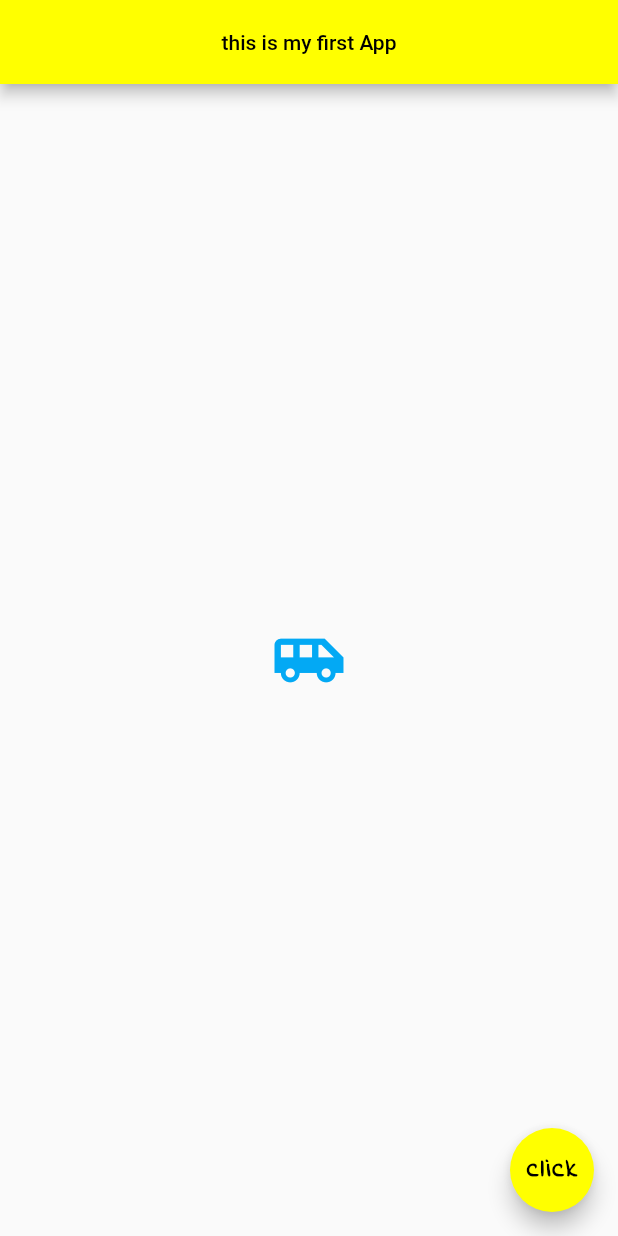
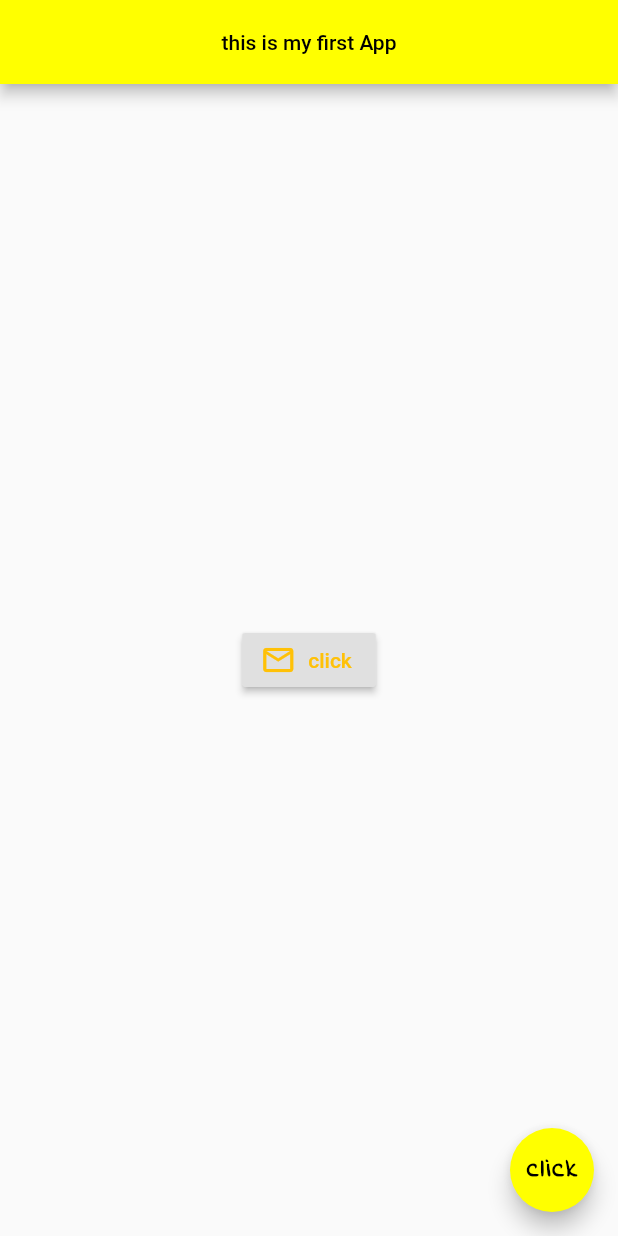
Before and after one commit to irakliB778/net-ninja, a Flutter app: the screen it shows after launch, on a phone screen of 412 x 824 dp. Run offline on Flutter 3.47's test engine with Material 2 defaults, Android fonts, the phone set to English and light mode, and no system bars.

Commit message:
create button, in the button add icon, change color, add onpress func

```diff
--- a/lib/main.dart
+++ b/lib/main.dart
@@ -20,10 +20,13 @@ class Home extends StatelessWidget {
           centerTitle: true,
           backgroundColor: Colors.yellowAccent,
         ),body:Center(
-      child:Icon(
-        Icons.airport_shuttle,
-        color:Colors.lightBlue,
-        size: 50,
+      child:RaisedButton.icon(
+        onPressed: () {
+          print('hello world!!');
+        },
+        icon:Icon(Icons.email_outlined),
+        label: Text('click'),
+        textColor: Colors.amber,
       )
     ),floatingActionButton: FloatingActionButton(
       child:Text(
```
